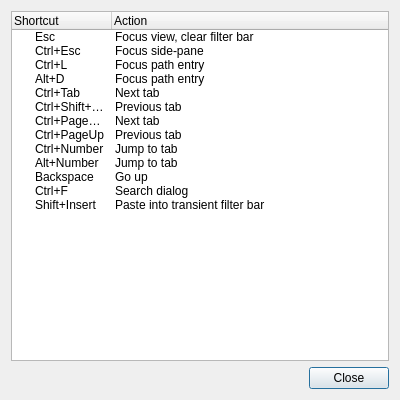
Before: the Qt Designer form pcmanfm/shortcuts.ui in lxqt/pcmanfm-qt, drawn with Qt 5.
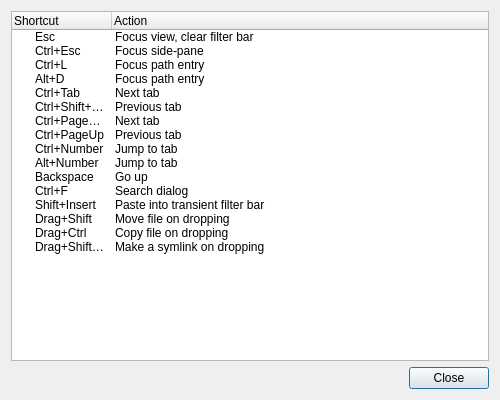
After: the same form once the commit is applied.

Commit message:
Added info on drag shortcuts to Hidden Shortcuts dialog (#1087)
Closes https://github.com/lxqt/pcmanfm-qt/issues/1086

What changed in the file:
```diff
--- a/pcmanfm/shortcuts.ui
+++ b/pcmanfm/shortcuts.ui
@@ -6,7 +6,7 @@
    <rect>
     <x>0</x>
     <y>0</y>
-    <width>400</width>
+    <width>500</width>
     <height>400</height>
    </rect>
   </property>
@@ -130,6 +130,30 @@
        <string>Paste into transient filter bar</string>
       </property>
      </item>
+     <item>
+      <property name="text">
+       <string>Drag+Shift</string>
+      </property>
+      <property name="text">
+       <string>Move file on dropping</string>
+      </property>
+     </item>
+     <item>
+      <property name="text">
+       <string>Drag+Ctrl</string>
+      </property>
+      <property name="text">
+       <string>Copy file on dropping</string>
+      </property>
+     </item>
+     <item>
+      <property name="text">
+       <string>Drag+Shift+Ctrl</string>
+      </property>
+      <property name="text">
+       <string>Make a symlink on dropping</string>
+      </property>
+     </item>
     </widget>
    </item>
    <item>
```
The commit also changes 1 other file.
